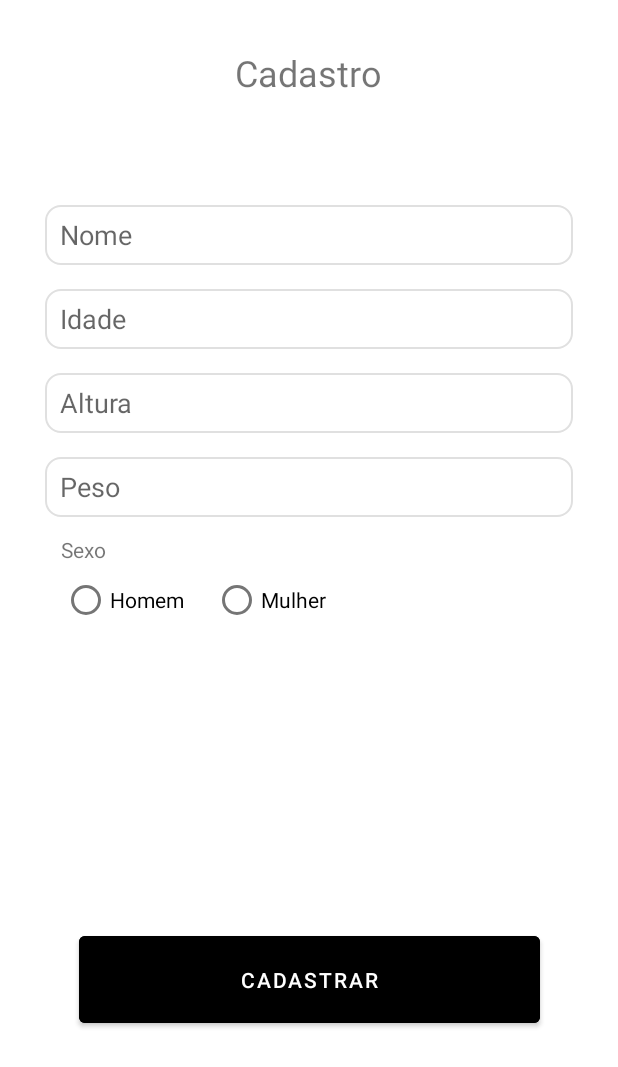
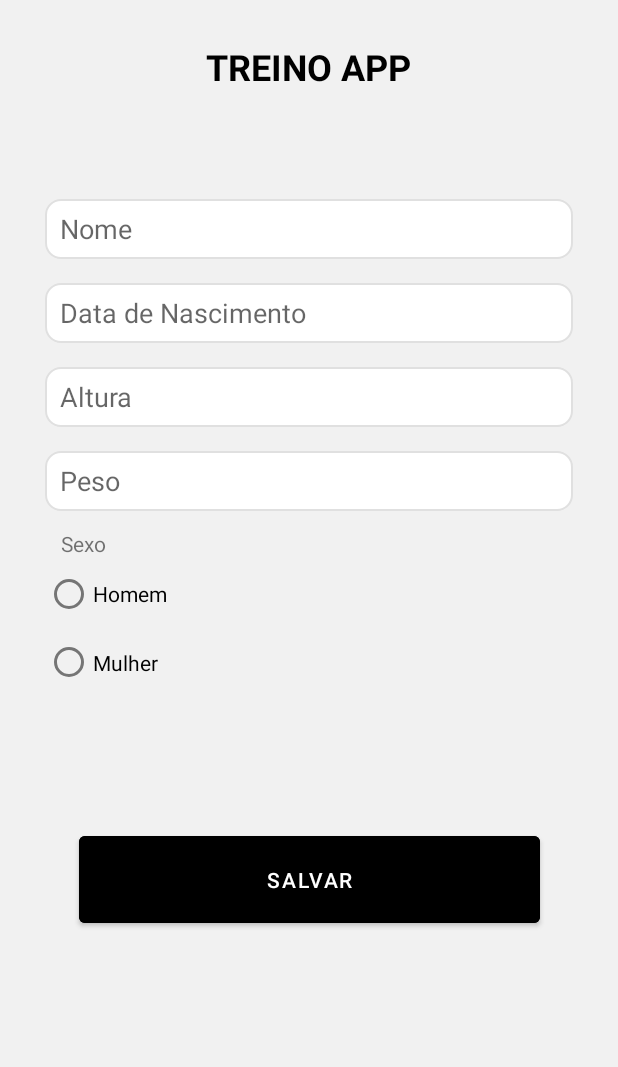
Before and after one commit to FelipePereiraO/Project-Android, an Android app: the Register screen opened directly, with no data from a screen before it, on a phone screen of 412 x 824 dp. Shown: the top 1067 px of the screen. Run offline under Robolectric (Android 15) with nearby library versions, the phone set to English and light mode, and no system bars.

Commit message:
Salvando nome do usuario

```diff
--- a/app/src/main/java/com/example/academy/Register.java
+++ b/app/src/main/java/com/example/academy/Register.java
@@ -2,14 +2,56 @@ package com.example.academy;
 
 import androidx.appcompat.app.AppCompatActivity;
 
+import android.annotation.SuppressLint;
+import android.content.Context;
+import android.content.Intent;
+import android.content.SharedPreferences;
 import android.os.Bundle;
+import android.view.View;
+import android.widget.Button;
+import android.widget.EditText;
+import android.widget.RadioGroup;
 
 public class Register extends AppCompatActivity {
+    private EditText name;
+    private EditText date;
+    private EditText height;
+    private EditText weight;
+    private RadioGroup sex;
+
 
     @Override
     protected void onCreate(Bundle savedInstanceState) {
         super.onCreate(savedInstanceState);
         getSupportActionBar().hide();
         setContentView(R.layout.register);
+        name = findViewById(R.id.nameH);
+        date = findViewById(R.id.date);
+        height = findViewById(R.id.height);
+        weight = findViewById(R.id.weight);
+        sex = findViewById(R.id.sex);
+        Button salvar = (Button) findViewById(R.id.save);
+        salvar.setOnClickListener(new View.OnClickListener(){
+            @Override
+                    public void onClick(View view){
+                        SharedPreferences sharedPrefs = getSharedPreferences("dados", Context.MODE_PRIVATE);
+                        SharedPreferences.Editor sharedPrefsEditor = sharedPrefs.edit();
+
+                        sharedPrefsEditor.putString("name", name.getText().toString());
+                        //sharedPrefsEditor.putString("Date", StString.valueOf(date));
+                        //sharedPrefsEditor.putFloat("height", Float.parseFloat(height.getText().toString()));
+                        //sharedPrefsEditor.putFloat("weight", Float.parseFloat(String.valueOf(weight.getText().toString())));
+                        //sharedPrefsEditor.putString("Sex", String.valueOf(sex));
+                        sharedPrefsEditor.apply();
+            }
+        });
+
+
+
+
+    }
+    protected void onButtonClicked(View view){
+
+
     }
 }
--- /dev/null
+++ b/app/src/main/res/drawable/ic_baseline_exit_to_app_24.xml
@@ -0,0 +1,5 @@
+<vector android:height="40dp" android:tint="?attr/colorControlNormal"
+    android:viewportHeight="24" android:viewportWidth="24"
+    android:width="40dp" xmlns:android="http://schemas.android.com/apk/res/android">
+    <path android:fillColor="@android:color/white" android:pathData="M10.09,15.59L11.5,17l5,-5 -5,-5 -1.41,1.41L12.67,11H3v2h9.67l-2.58,2.59zM19,3H5c-1.11,0 -2,0.9 -2,2v4h2V5h14v14H5v-4H3v4c0,1.1 0.89,2 2,2h14c1.1,0 2,-0.9 2,-2V5c0,-1.1 -0.9,-2 -2,-2z"/>
+</vector>
--- a/app/src/main/res/layout/register.xml
+++ b/app/src/main/res/layout/register.xml
@@ -3,31 +3,18 @@
     xmlns:app="http://schemas.android.com/apk/res-auto"
     xmlns:tools="http://schemas.android.com/tools"
     android:layout_width="match_parent"
+    android:background="#F1F1F1"
     android:layout_height="match_parent">
 
-
-    <EditText
-        android:id="@+id/editTextTextPersonName"
-        android:layout_width="match_parent"
-        android:layout_height="40dp"
-        android:layout_marginHorizontal="30dp"
-        android:layout_marginTop="72dp"
-        android:background="@drawable/input_background"
-        android:ems="10"
-        android:hint="Nome"
-        android:inputType="textPersonName"
-        android:paddingLeft="10dp"
-        app:layout_constraintEnd_toEndOf="parent"
-        app:layout_constraintStart_toStartOf="parent"
-        app:layout_constraintTop_toBottomOf="@+id/textView2" />
-
     <TextView
-        android:id="@+id/textView2"
+        android:id="@+id/title"
         android:layout_width="wrap_content"
         android:layout_height="wrap_content"
-        android:layout_marginTop="32dp"
-        android:text="Cadastro"
+        android:layout_marginTop="28dp"
+        android:text="@string/app_name"
+        android:textColor="@color/black"
         android:textSize="24sp"
+        android:textStyle="bold"
         app:layout_constraintEnd_toEndOf="parent"
         app:layout_constraintHorizontal_bias="0.498"
         app:layout_constraintStart_toStartOf="parent"
@@ -35,59 +22,78 @@
         tools:ignore="MissingConstraints" />
 
     <EditText
-        android:id="@+id/editTextNumber"
+        android:id="@+id/nameH"
+        android:layout_width="match_parent"
+        android:layout_height="40dp"
+        android:layout_marginHorizontal="30dp"
+        android:layout_marginTop="72dp"
+        android:background="@drawable/input_background"
+        android:ems="10"
+        android:hint="@string/name"
+        android:inputType="textPersonName"
+        android:paddingLeft="10dp"
+        app:layout_constraintEnd_toEndOf="parent"
+        app:layout_constraintStart_toStartOf="parent"
+        app:layout_constraintTop_toBottomOf="@+id/title" />
+
+
+    <EditText
+        android:id="@+id/date"
+        android:layout_width="match_parent"
+        android:layout_height="40dp"
+        android:layout_marginHorizontal="30dp"
+        android:layout_marginTop="16dp"
+        android:background="@drawable/input_background"
+        android:ems="10"
+        android:hint="@string/date"
+        android:inputType="date"
+        android:paddingLeft="10dp"
+        app:layout_constraintEnd_toEndOf="parent"
+        app:layout_constraintHorizontal_bias="0.266"
+        app:layout_constraintStart_toStartOf="parent"
+        app:layout_constraintTop_toBottomOf="@+id/nameH"
+        tools:ignore="TouchTargetSizeCheck,TouchTargetSizeCheck,TouchTargetSizeCheck,TouchTargetSizeCheck,TextContrastCheck,TextContrastCheck" />
+
+    <EditText
+        android:id="@+id/height"
+        android:layout_width="match_parent"
+        android:layout_height="40dp"
+        android:layout_marginHorizontal="30dp"
+        android:layout_marginTop="16dp"
+        android:background="@drawable/input_background"
+        android:ems="10"
+        android:hint="@string/height"
+        android:inputType="numberDecimal"
+        android:paddingLeft="10dp"
+        app:layout_constraintTop_toBottomOf="@+id/date"
+        tools:ignore="TouchTargetSizeCheck,TouchTargetSizeCheck,TouchTargetSizeCheck"
+        tools:layout_editor_absoluteX="37dp" />
+
+    <EditText
+        android:id="@+id/weight"
         android:layout_width="match_parent"
         android:layout_height="40dp"
         android:layout_marginHorizontal="30dp"
         android:layout_marginTop="16dp"
         android:ems="10"
-        android:hint="Idade"
-        android:background="@drawable/input_background"
-        android:paddingLeft="10dp"
-        android:inputType="number"
-        app:layout_constraintEnd_toEndOf="parent"
-        app:layout_constraintHorizontal_bias="0.266"
-        app:layout_constraintStart_toStartOf="parent"
-        app:layout_constraintTop_toBottomOf="@+id/editTextTextPersonName" />
-
-    <EditText
-        android:id="@+id/editTextNumberDecimal"
-        android:layout_width="match_parent"
-        android:layout_height="40dp"
-        android:layout_marginHorizontal="30dp"
-        android:layout_marginTop="16dp"
-        android:ems="10"
-        android:hint="Altura"
+        android:hint="@string/weight"
         android:background="@drawable/input_background"
         android:paddingLeft="10dp"
         android:inputType="numberDecimal"
-        app:layout_constraintTop_toBottomOf="@+id/editTextNumber"
-        tools:layout_editor_absoluteX="37dp" />
-
-    <EditText
-        android:id="@+id/editTextNumberDecimal2"
-        android:layout_width="match_parent"
-        android:layout_height="40dp"
-        android:layout_marginHorizontal="30dp"
-        android:layout_marginTop="16dp"
-        android:ems="10"
-        android:hint="Peso"
-        android:background="@drawable/input_background"
-        android:paddingLeft="10dp"
-        android:inputType="numberDecimal"
-        app:layout_constraintTop_toBottomOf="@+id/editTextNumberDecimal"
+        app:layout_constraintTop_toBottomOf="@+id/height"
         tools:layout_editor_absoluteX="37dp" />
 
     <Button
-        android:id="@+id/button"
+        android:id="@+id/save"
         android:layout_width="307dp"
         android:layout_height="70dp"
-        android:layout_marginBottom="136dp"
+        android:layout_marginTop="88dp"
         android:backgroundTint="@color/black"
-        android:text="Cadastrar"
-        app:layout_constraintBottom_toBottomOf="parent"
+        android:text="@string/btnsave"
+
         app:layout_constraintEnd_toEndOf="parent"
         app:layout_constraintStart_toStartOf="parent"
+        app:layout_constraintTop_toBottomOf="@+id/sex"
         tools:ignore="MissingConstraints" />
 
     <TextView
@@ -95,33 +101,35 @@
         android:layout_width="wrap_content"
         android:layout_height="wrap_content"
         android:layout_marginTop="12dp"
-        android:text="Sexo"
+        android:text="@string/sex"
         app:layout_constraintEnd_toEndOf="parent"
         app:layout_constraintHorizontal_bias="0.107"
         app:layout_constraintStart_toStartOf="parent"
-        app:layout_constraintTop_toBottomOf="@+id/editTextNumberDecimal2"
+        app:layout_constraintTop_toBottomOf="@+id/weight"
         tools:ignore="MissingConstraints" />
 
-    <RadioButton
-        android:id="@+id/radioButton"
-        android:layout_width="wrap_content"
-        android:layout_height="wrap_content"
-        android:text="Homem"
-        app:layout_constraintEnd_toStartOf="@+id/radioButton2"
-        app:layout_constraintHorizontal_bias="0.683"
+    <RadioGroup
+        android:id="@+id/sex"
+        android:layout_width="178dp"
+        android:layout_height="91dp"
+        app:layout_constraintEnd_toEndOf="parent"
+        app:layout_constraintHorizontal_bias="0.128"
         app:layout_constraintStart_toStartOf="parent"
-        app:layout_constraintTop_toBottomOf="@+id/textView3"
-        tools:ignore="MissingConstraints" />
+        app:layout_constraintTop_toBottomOf="@+id/textView3">
 
-    <RadioButton
-        android:id="@+id/radioButton2"
-        android:layout_width="wrap_content"
-        android:layout_height="wrap_content"
-        android:text="Mulher"
-        app:layout_constraintEnd_toEndOf="parent"
-        app:layout_constraintHorizontal_bias="0.422"
-        app:layout_constraintStart_toStartOf="parent"
-        app:layout_constraintTop_toTopOf="@+id/radioButton"
-        tools:ignore="MissingConstraints" />
+        <RadioButton
+            android:id="@+id/sexmen"
+            android:layout_width="wrap_content"
+            android:layout_height="wrap_content"
+            android:text="@string/men"
+            tools:ignore="MissingConstraints" />
+
+        <RadioButton
+            android:id="@+id/sexwoman"
+            android:layout_width="wrap_content"
+            android:layout_height="wrap_content"
+            android:text="@string/women"
+            tools:ignore="MissingConstraints" />
+    </RadioGroup>
 
 </androidx.constraintlayout.widget.ConstraintLayout>
--- a/app/src/main/res/values/strings.xml
+++ b/app/src/main/res/values/strings.xml
@@ -1,4 +1,17 @@
 <resources>
-    <string name="app_name">Academy</string>
-    <string name="entrar">Entrar</string>
+    <string name="app_name">TREINO APP</string>
+    <string name="welcome">BEM VINDO,</string>
+
+
+    <string name="btnsave">SALVAR</string>
+
+    <string name="name">Nome</string>
+    <string name="date">Data de Nascimento</string>
+    <string name="height">Altura</string>
+    <string name="weight">Peso</string>
+    <string name="sex">Sexo</string>
+    <string name="men">Homem</string>
+    <string name="women">Mulher</string>
+
+
 </resources>
```
Also changed, not shown: app/src/main/AndroidManifest.xml (+7 -4 lines), app/src/main/java/com/example/academy/Home.java (added, +33 -0 lines), app/src/main/res/drawable/degrade.xml (added, +8 -0 lines), app/src/main/res/drawable/ic_baseline_settings_24.xml (added, +10 -0 lines), app/src/main/res/layout/activity_home.xml (added, +9 -0 lines), app/src/main/res/layout/activity_main.xml (+6 -4 lines), app/src/main/res/layout/home.xml (added, +85 -0 lines), app/src/main/res/layout/login.xml (+6 -6 lines), 1 other file.
